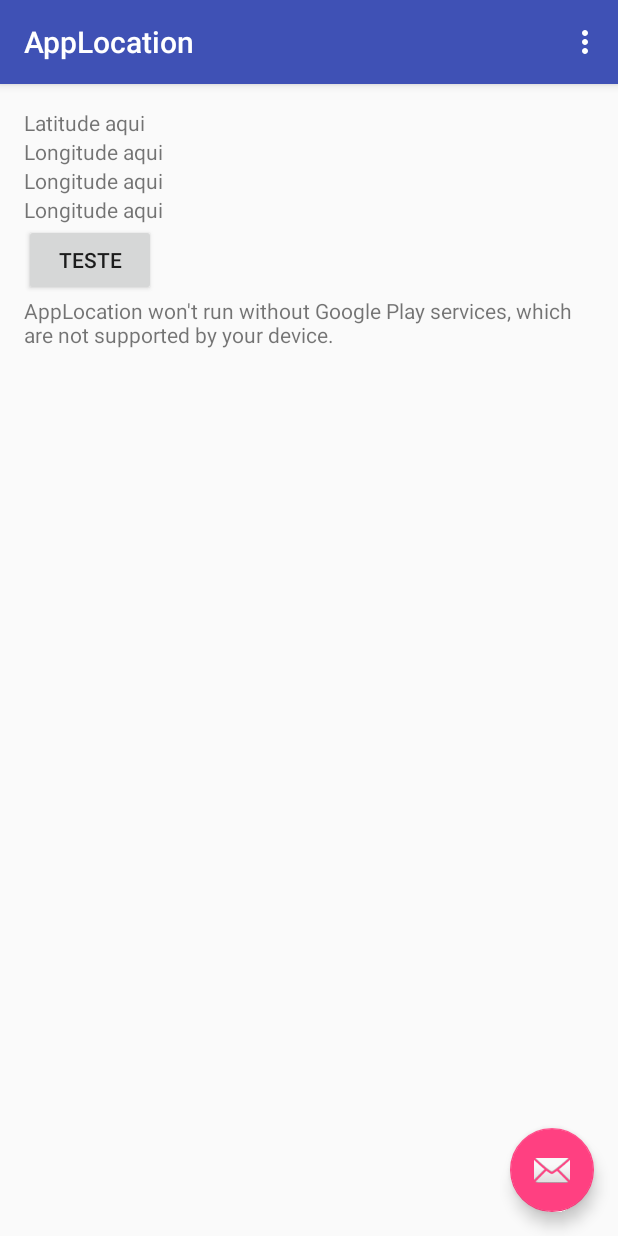
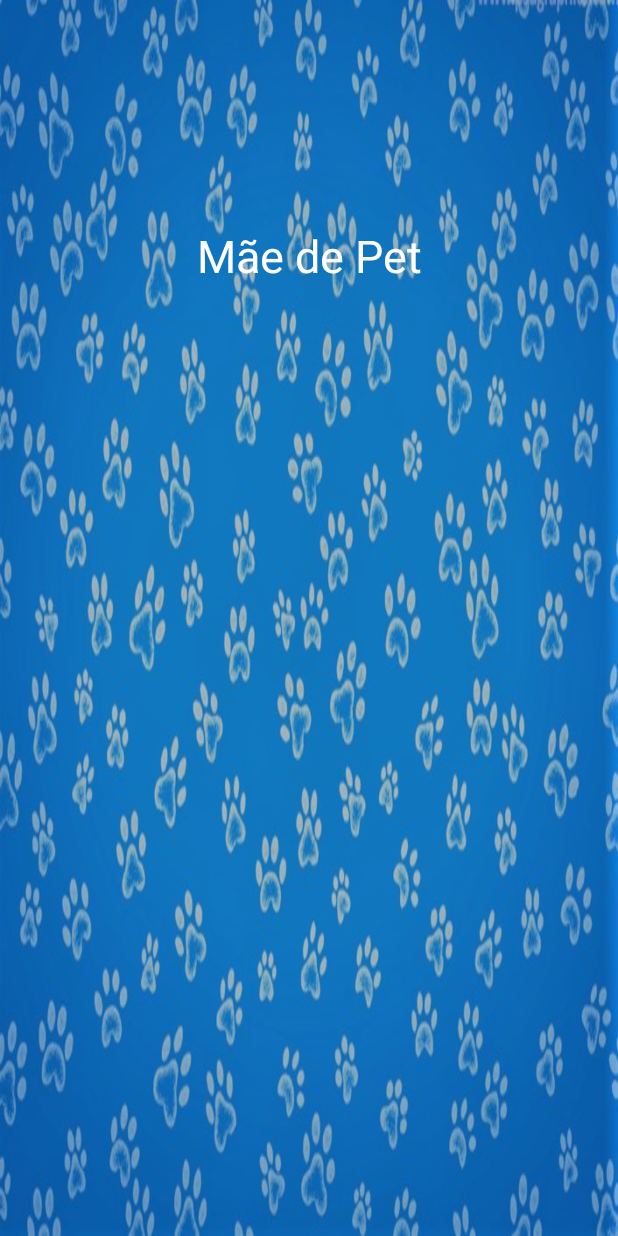
Before and after one commit to capivaradigital/AppLocation, an Android app: the first screen one second after launch (MainActivity before the commit, SplashScreenActivity after it), on a phone screen of 412 x 824 dp. Run offline under Robolectric (Android 15) with nearby library versions, the phone set to English and light mode, and no system bars.

Commit message:
Adição da Splash Screen

```diff
--- a/app/src/main/AndroidManifest.xml
+++ b/app/src/main/AndroidManifest.xml
@@ -34,12 +34,19 @@
             android:name=".MainActivity"
             android:label="@string/app_name"
             android:theme="@style/AppTheme.NoActionBar">
+        </activity>
+
+        <activity
+            android:name=".SplashScreenActivity"
+            android:label="Splash"
+            android:theme="@style/AppCompat.FullScreen">
             <intent-filter>
                 <action android:name="android.intent.action.MAIN" />
 
                 <category android:name="android.intent.category.LAUNCHER" />
             </intent-filter>
         </activity>
+
     </application>
 
 
--- /dev/null
+++ b/app/src/main/java/com/example/tmili/applocation/SplashScreenActivity.java
@@ -0,0 +1,33 @@
+package com.example.tmili.applocation;
+
+import android.content.Intent;
+import android.os.Bundle;
+import android.os.Handler;
+import android.support.v7.app.AppCompatActivity;
+
+/**
+ * Created by JapaSKCR on 17/07/2017.
+ */
+
+public class SplashScreenActivity extends AppCompatActivity {
+    @Override
+    protected void onCreate(Bundle savedInstanceState) {
+        super.onCreate(savedInstanceState);
+        setContentView(R.layout.activity_splash_screen);
+        Handler handle = new Handler();
+        handle.postDelayed(new Runnable() {
+            @Override
+            public void run() {
+                mostrarLogin();
+            }
+        }, 2500);
+    }
+
+    private void mostrarLogin() {
+        Intent intent = new Intent(SplashScreenActivity.this,
+                MainActivity.class);
+        startActivity(intent);
+        finish();
+    }
+
+}
--- /dev/null
+++ b/app/src/main/res/layout/activity_splash_screen.xml
@@ -0,0 +1,23 @@
+<?xml version="1.0" encoding="utf-8"?>
+<LinearLayout xmlns:android="http://schemas.android.com/apk/res/android"
+    android:layout_width="match_parent"
+    android:layout_height="match_parent"
+    android:background="@drawable/pawspattern1"
+    android:orientation="vertical">
+
+    <ImageView
+        android:layout_width="wrap_content"
+        android:layout_height="wrap_content"
+        android:layout_gravity="center"
+        android:layout_marginTop="150dp"/>
+
+    <TextView
+        android:id="@+id/textView"
+        android:layout_width="match_parent"
+        android:layout_height="wrap_content"
+        android:gravity="center"
+        android:text="Mãe de Pet"
+        android:textColor="#fff"
+        android:textSize="30sp" />
+
+</LinearLayout>
--- a/app/src/main/res/values/styles.xml
+++ b/app/src/main/res/values/styles.xml
@@ -17,4 +17,7 @@
 
     <style name="AppTheme.PopupOverlay" parent="ThemeOverlay.AppCompat.Light" />
 
+    <style name="AppCompat.FullScreen" parent="Theme.AppCompat.NoActionBar">
+        <item name="android:windowFullscreen">true</item>
+    </style>
 </resources>
```
Also changed, not shown: app/src/main/res/drawable/pawspattern1.jpg (added).
